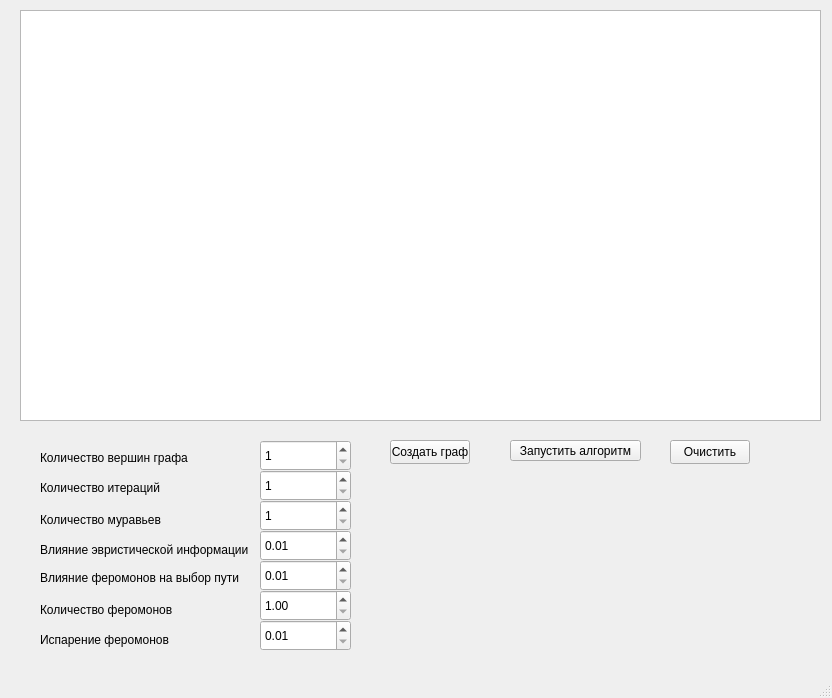
viac5/AntAlgorithm, file mainwindow.ui: the form before one commit.
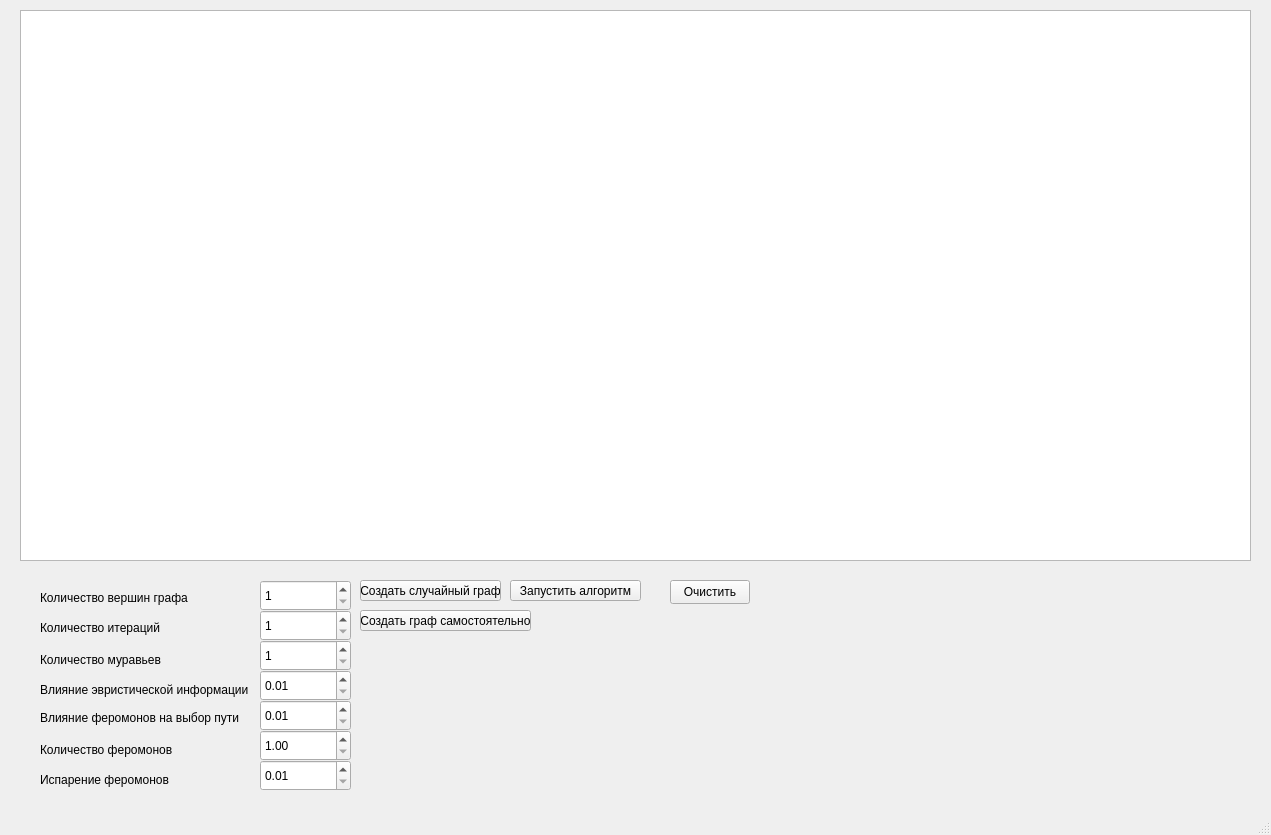
The form after the commit.

Commit message: Add custom graph editor

Diff of the .ui file:
```diff
--- a/mainwindow.ui
+++ b/mainwindow.ui
@@ -6,8 +6,8 @@
    <rect>
     <x>0</x>
     <y>0</y>
-    <width>832</width>
-    <height>698</height>
+    <width>1271</width>
+    <height>835</height>
    </rect>
   </property>
   <property name="windowTitle">
@@ -19,29 +19,29 @@
      <rect>
       <x>20</x>
       <y>10</y>
-      <width>801</width>
-      <height>411</height>
+      <width>1231</width>
+      <height>551</height>
      </rect>
     </property>
    </widget>
    <widget class="QPushButton" name="generateGraphButton">
     <property name="geometry">
      <rect>
-      <x>390</x>
-      <y>440</y>
-      <width>80</width>
-      <height>24</height>
+      <x>360</x>
+      <y>580</y>
+      <width>141</width>
+      <height>21</height>
      </rect>
     </property>
     <property name="text">
-     <string>Создать граф</string>
+     <string>Создать случайный граф</string>
     </property>
    </widget>
    <widget class="QPushButton" name="runAlgorithmButton">
     <property name="geometry">
      <rect>
       <x>510</x>
-      <y>440</y>
+      <y>580</y>
       <width>131</width>
       <height>21</height>
      </rect>
@@ -54,7 +54,7 @@
     <property name="geometry">
      <rect>
       <x>670</x>
-      <y>440</y>
+      <y>580</y>
       <width>80</width>
       <height>24</height>
      </rect>
@@ -67,7 +67,7 @@
     <property name="geometry">
      <rect>
       <x>260</x>
-      <y>500</y>
+      <y>640</y>
       <width>91</width>
       <height>31</height>
      </rect>
@@ -83,7 +83,7 @@
     <property name="geometry">
      <rect>
       <x>260</x>
-      <y>560</y>
+      <y>700</y>
       <width>91</width>
       <height>31</height>
      </rect>
@@ -96,7 +96,7 @@
     <property name="geometry">
      <rect>
       <x>40</x>
-      <y>510</y>
+      <y>650</y>
       <width>131</width>
       <height>20</height>
      </rect>
@@ -109,7 +109,7 @@
     <property name="geometry">
      <rect>
       <x>40</x>
-      <y>570</y>
+      <y>710</y>
       <width>201</width>
       <height>16</height>
      </rect>
@@ -122,7 +122,7 @@
     <property name="geometry">
      <rect>
       <x>260</x>
-      <y>440</y>
+      <y>580</y>
       <width>91</width>
       <height>31</height>
      </rect>
@@ -138,7 +138,7 @@
     <property name="geometry">
      <rect>
       <x>40</x>
-      <y>450</y>
+      <y>590</y>
       <width>151</width>
       <height>16</height>
      </rect>
@@ -151,7 +151,7 @@
     <property name="geometry">
      <rect>
       <x>260</x>
-      <y>470</y>
+      <y>610</y>
       <width>91</width>
       <height>31</height>
      </rect>
@@ -167,7 +167,7 @@
     <property name="geometry">
      <rect>
       <x>40</x>
-      <y>480</y>
+      <y>620</y>
       <width>121</width>
       <height>16</height>
      </rect>
@@ -180,7 +180,7 @@
     <property name="geometry">
      <rect>
       <x>260</x>
-      <y>530</y>
+      <y>670</y>
       <width>91</width>
       <height>31</height>
      </rect>
@@ -193,7 +193,7 @@
     <property name="geometry">
      <rect>
       <x>40</x>
-      <y>540</y>
+      <y>680</y>
       <width>211</width>
       <height>20</height>
      </rect>
@@ -206,7 +206,7 @@
     <property name="geometry">
      <rect>
       <x>260</x>
-      <y>620</y>
+      <y>760</y>
       <width>91</width>
       <height>31</height>
      </rect>
@@ -219,7 +219,7 @@
     <property name="geometry">
      <rect>
       <x>40</x>
-      <y>630</y>
+      <y>770</y>
       <width>131</width>
       <height>20</height>
      </rect>
@@ -232,7 +232,7 @@
     <property name="geometry">
      <rect>
       <x>260</x>
-      <y>590</y>
+      <y>730</y>
       <width>91</width>
       <height>31</height>
      </rect>
@@ -248,7 +248,7 @@
     <property name="geometry">
      <rect>
       <x>40</x>
-      <y>600</y>
+      <y>740</y>
       <width>141</width>
       <height>20</height>
      </rect>
@@ -257,6 +257,19 @@
      <string>Количество феромонов</string>
     </property>
    </widget>
+   <widget class="QPushButton" name="createCustomGraphButton">
+    <property name="geometry">
+     <rect>
+      <x>360</x>
+      <y>610</y>
+      <width>171</width>
+      <height>21</height>
+     </rect>
+    </property>
+    <property name="text">
+     <string>Создать граф самостоятельно</string>
+    </property>
+   </widget>
   </widget>
   <widget class="QMenuBar" name="menubar">
    <property name="geometry">
```
Left out of the diff: 2 changed lines with no effect on the pictures. The commit also changes 8 other files.
